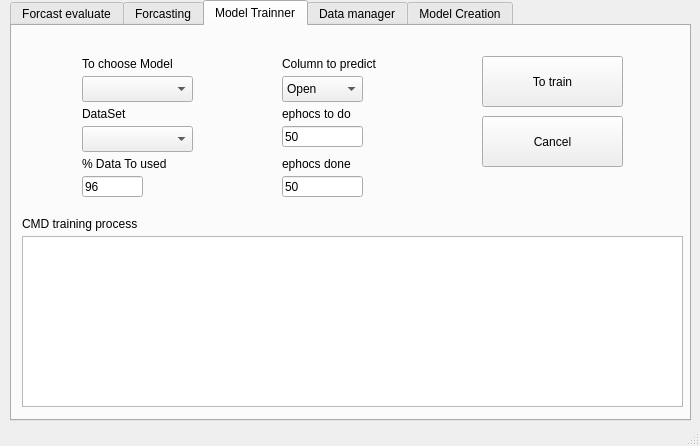
eduardo-trejo-es/LSTM_GUI_DB, file QT_Files/GUI_FFT_LSTM_Stock.ui: the form before one commit.
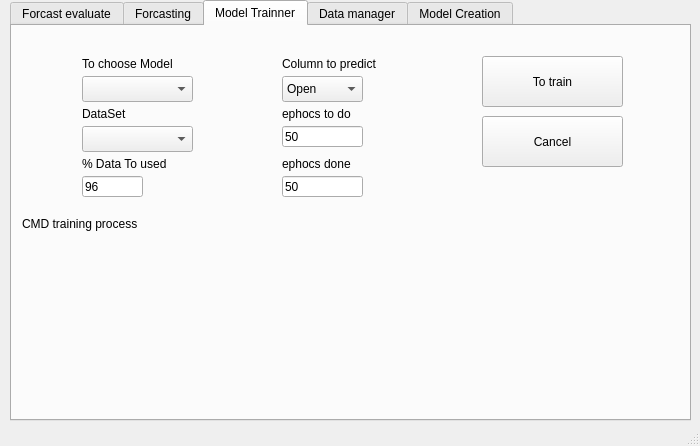
The form after the commit. The open tabs and pages were chosen to show the change.

Commit message:
Save and show training results
to save and show the metrics loss, mean_sqr_error,val_loss, val_mean_sqr_error

Patch:
```diff
--- a/QT_Files/GUI_FFT_LSTM_Stock.ui
+++ b/QT_Files/GUI_FFT_LSTM_Stock.ui
@@ -667,16 +667,6 @@
        <string>To train</string>
       </property>
      </widget>
-     <widget class="QPlainTextEdit" name="MoTr_Plaintxt_CMDTraining">
-      <property name="geometry">
-       <rect>
-        <x>10</x>
-        <y>210</y>
-        <width>661</width>
-        <height>171</height>
-       </rect>
-      </property>
-     </widget>
      <widget class="QLabel" name="MoTr_lbl_CMD_training">
       <property name="geometry">
        <rect>
```
Left out of the diff: 2 changed lines with no effect on the pictures. The commit also changes 32 other files.
